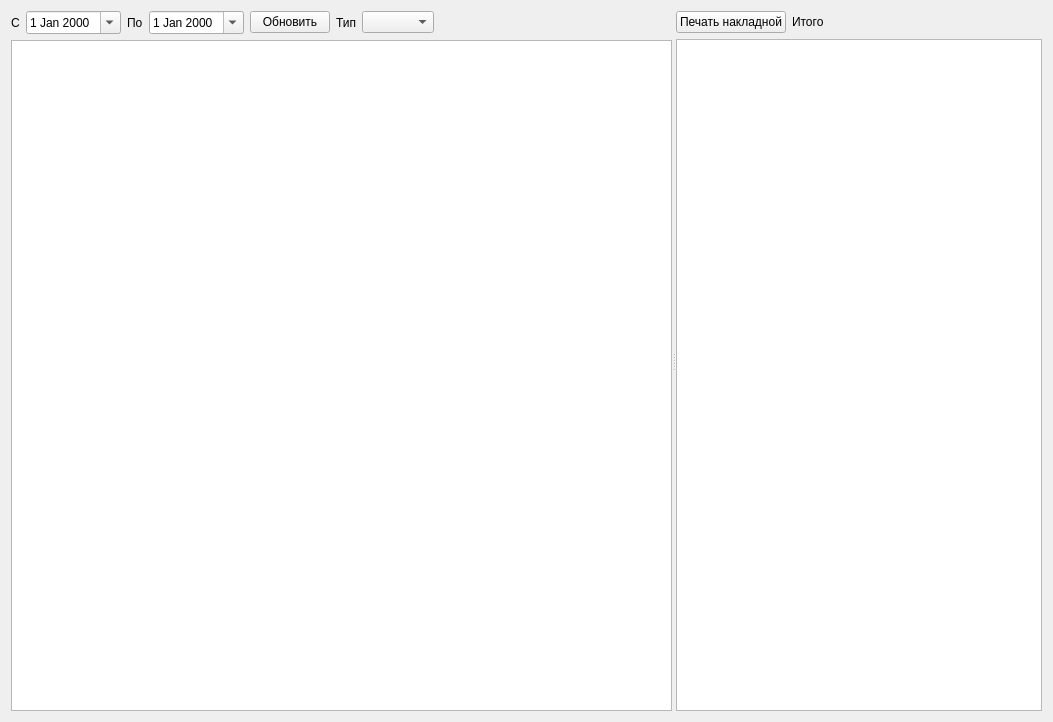
Above: formnakl.ui from Sergeyego/wire_pr before the change. Below: the same form after it.
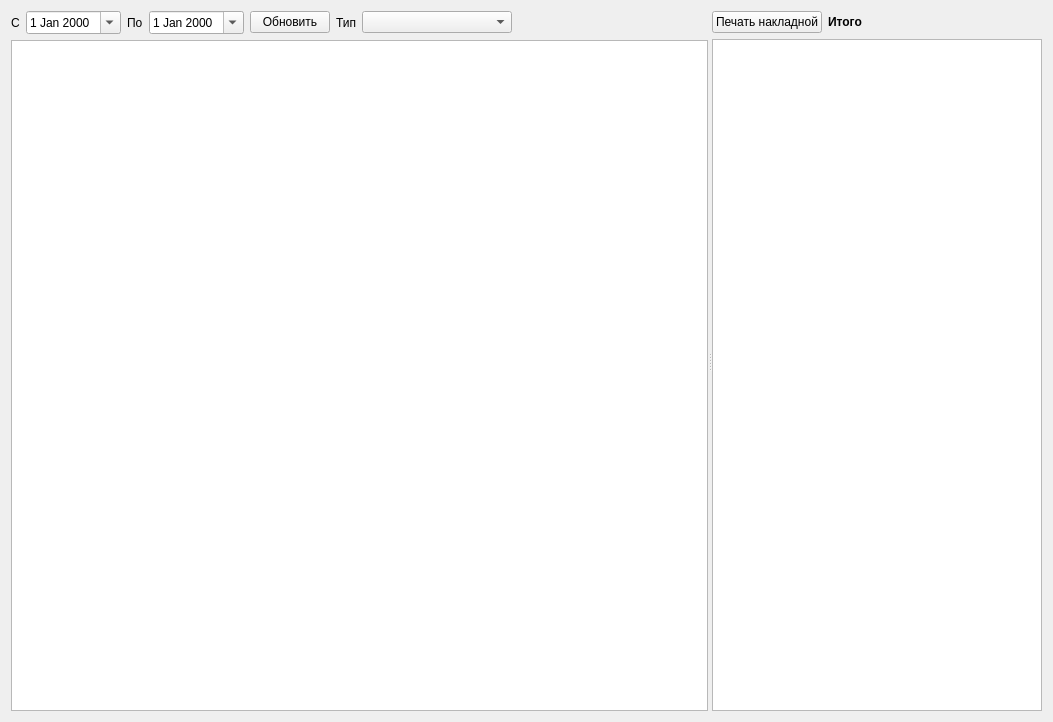
That is the form after the change. Icons and pictures are not drawn. Custom widgets are drawn as their Qt base class.

Diff of the .ui file:
```diff
--- a/formnakl.ui
+++ b/formnakl.ui
@@ -70,7 +70,14 @@
           </widget>
          </item>
          <item>
-          <widget class="QComboBox" name="comboBoxType"/>
+          <widget class="QComboBox" name="comboBoxType">
+           <property name="minimumSize">
+            <size>
+             <width>150</width>
+             <height>0</height>
+            </size>
+           </property>
+          </widget>
          </item>
          <item>
           <spacer name="horizontalSpacer_2">
@@ -115,6 +122,12 @@
          </item>
          <item>
           <widget class="QLabel" name="labelItogo">
+           <property name="font">
+            <font>
+             <weight>75</weight>
+             <bold>true</bold>
+            </font>
+           </property>
            <property name="text">
             <string>Итого</string>
            </property>
@@ -150,6 +163,11 @@
    <extends>QDateEdit</extends>
    <header>db/dbviewer.h</header>
   </customwidget>
+  <customwidget>
+   <class>TableView</class>
+   <extends>QTableView</extends>
+   <header>olap/tableview.h</header>
+  </customwidget>
  </customwidgets>
  <resources/>
  <connections/>
```
Left out of the diff: 4 changed lines with no effect on the pictures.
